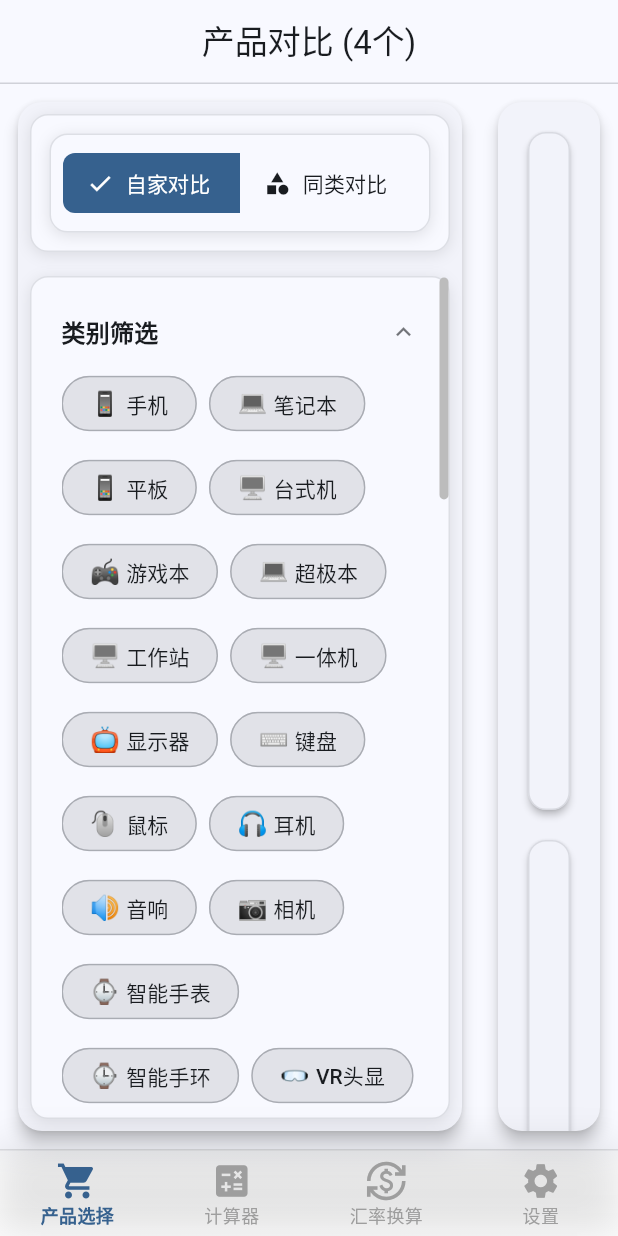
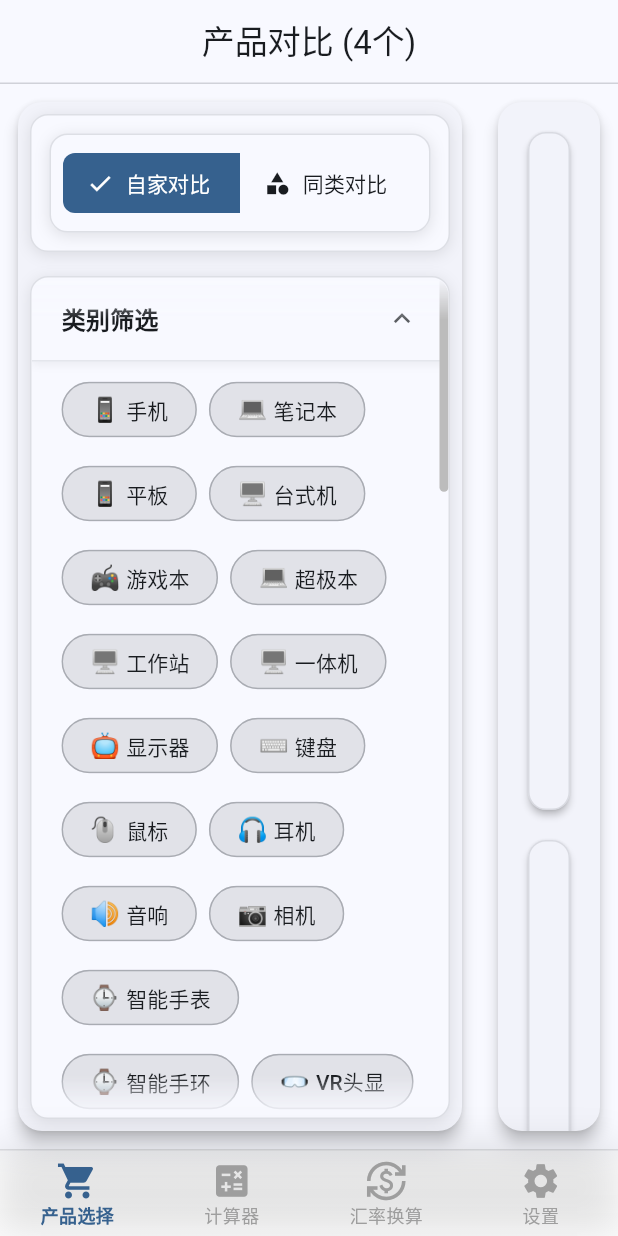
Before and after one commit to indredK/praxis, a Flutter app: the screen it shows after launch, on a phone screen of 412 x 824 dp. Run offline on Flutter 3.47's test engine with Material 3 defaults, Android fonts, the phone set to English and light mode, and no system bars; our stand-ins replace flutter_sticky_header, get_it, shared_preferences; network calls fail.

Commit message:
feat: integrate flutter_sticky_header for enhanced filtering UI
- Added flutter_sticky_header dependency to improve the advanced filtering experience with sticky headers.
- Refactored AdvancedFilterWidget to utilize SliverStickyHeader for better visual organization of filter sections.
- Updated MainViewModel to delay initialization, optimizing performance during widget build.
- Enhanced pubspec.yaml and pubspec.lock to include new dependencies for improved functionality.

```diff
--- a/packages/flutter/flutter_application_1/lib/presentation/viewmodels/main_viewmodel.dart
+++ b/packages/flutter/flutter_application_1/lib/presentation/viewmodels/main_viewmodel.dart
@@ -14,7 +14,8 @@ class MainViewModel extends ChangeNotifier {
     required ProductRepository productRepository,
   }) : _appStateManager = appStateManager,
        _productRepository = productRepository {
-    _initialize();
+    // 延迟到下一帧执行初始化，避免在构建期间调用 notifyListeners
+    Future.microtask(() => _initialize());
   }
 
   // 页面状态
--- a/packages/flutter/flutter_application_1/lib/widgets/advanced_filter_widget.dart
+++ b/packages/flutter/flutter_application_1/lib/widgets/advanced_filter_widget.dart
@@ -1,4 +1,5 @@
 import 'package:flutter/material.dart';
+import 'package:flutter_sticky_header/flutter_sticky_header.dart';
 import '../models/advanced_filter_models.dart';
 import '../services/advanced_filter_service.dart';
 
@@ -29,6 +30,7 @@ class _AdvancedFilterWidgetState extends State<AdvancedFilterWidget> {
   final Map<String, bool> _expandedStates = {};
   // 滚动控制器
   final ScrollController _scrollController = ScrollController();
+  // 使用 flutter_sticky_header 后无需手动计算吸顶标题
 
   @override
   void initState() {
@@ -116,27 +118,140 @@ class _AdvancedFilterWidgetState extends State<AdvancedFilterWidget> {
             ),
           ],
         ),
+        child: ClipRRect(
+          borderRadius: BorderRadius.circular(12), // 裁剪圆角，保持视觉一致
+          child: ShaderMask(
+            shaderCallback: (Rect bounds) {
+              return LinearGradient(
+                begin: Alignment.topCenter,
+                end: Alignment.bottomCenter,
+                colors: const [
+                  Colors.transparent, // 顶部透明
+                  Colors.white, // 中间完全显示
+                  Colors.white, // 中间完全显示
+                  Colors.transparent, // 底部透明
+                ],
+                stops: const [0.0, 0.05, 0.95, 1.0], // 渐变位置
+              ).createShader(bounds);
+            },
+            blendMode: BlendMode.dstIn, // 关键：使用 dstIn 模式实现淡入淡出
             child: Scrollbar(
               controller: _scrollController,
               thumbVisibility: true, // 始终显示滚动条
               thickness: 6, // 滚动条厚度
               radius: const Radius.circular(3), // 滚动条圆角
-          child: SingleChildScrollView(
+              child: CustomScrollView(
                 controller: _scrollController,
-            padding: const EdgeInsets.only(
-              top: 20,
-              bottom: 20,
+                slivers: [
+                  // 使用 SliverStickyHeader 实现单标题吸顶
+                  ..._enabledFilters.asMap().entries.map((entry) {
+                    final index = entry.key;
+                    final filter = entry.value;
+                    final isExpanded = _expandedStates[filter.id] ?? true;
+                    const double headerHeight = 56.0;
+                    return SliverStickyHeader(
+                      overlapsContent: false,
+                      sticky: true,
+                      header: Container(
+                        height: headerHeight,
+                        padding: EdgeInsets.only(
                           left: 20,
-              right: 20, // 右侧留出空间给滚动条
+                          right: 20,
+                          top: index == 0 ? 0 : 0,
                         ),
-            child: Column(
-              crossAxisAlignment: CrossAxisAlignment.start,
-              children: [
-                // 动态生成筛选器
-                ..._enabledFilters.map(
-                  (filter) => _buildFilterSection(context, filter),
+                        alignment: Alignment.centerLeft,
+                        decoration: BoxDecoration(
+                          color: Theme.of(context).colorScheme.surface,
+                          border: Border(
+                            bottom: BorderSide(
+                              color: Theme.of(
+                                context,
+                              ).colorScheme.outline.withValues(alpha: 0.15),
+                              width: 1,
+                            ),
+                          ),
+                          boxShadow: [
+                            BoxShadow(
+                              color: Theme.of(
+                                context,
+                              ).colorScheme.shadow.withValues(alpha: 0.05),
+                              blurRadius: 4,
+                              offset: const Offset(0, 2),
                             ),
                           ],
+                        ),
+                        child: InkWell(
+                          onTap: () {
+                            setState(() {
+                              _expandedStates[filter.id] = !isExpanded;
+                            });
+                          },
+                          borderRadius: BorderRadius.circular(8),
+                          child: Row(
+                            mainAxisAlignment: MainAxisAlignment.spaceBetween,
+                            children: [
+                              Expanded(
+                                child: Text(
+                                  filter.title,
+                                  style: Theme.of(context).textTheme.titleMedium
+                                      ?.copyWith(
+                                        fontWeight: FontWeight.bold,
+                                        color: Theme.of(
+                                          context,
+                                        ).colorScheme.onSurface,
+                                        letterSpacing: 0.2,
+                                      ),
+                                  overflow: TextOverflow.ellipsis,
+                                ),
+                              ),
+                              const SizedBox(width: 8),
+                              AnimatedRotation(
+                                turns: isExpanded ? 0.5 : 0,
+                                duration: const Duration(milliseconds: 200),
+                                curve: Curves.easeInOut,
+                                child: Icon(
+                                  Icons.keyboard_arrow_down,
+                                  size: 22,
+                                  color: Theme.of(context).colorScheme.onSurface
+                                      .withValues(alpha: 0.7),
+                                ),
+                              ),
+                            ],
+                          ),
+                        ),
+                      ),
+                      sliver: isExpanded
+                          ? SliverPadding(
+                              padding: const EdgeInsets.symmetric(
+                                horizontal: 20,
+                                vertical: 8,
+                              ),
+                              sliver: SliverToBoxAdapter(
+                                child: Wrap(
+                                  spacing: 8,
+                                  runSpacing: 8,
+                                  children: filter.children.map((option) {
+                                    final isSelected = _currentSelection
+                                        .getFilterSelection(filter.id)
+                                        .contains(option.value);
+                                    return _buildFilterChip(
+                                      context,
+                                      option,
+                                      isSelected,
+                                      filter.type == FilterType.multiSelect,
+                                      filter.id,
+                                    );
+                                  }).toList(),
+                                ),
+                              ),
+                            )
+                          : const SliverToBoxAdapter(child: SizedBox.shrink()),
+                    );
+                  }),
+                  // 底部间距
+                  const SliverPadding(padding: EdgeInsets.only(bottom: 20)),
+                ],
+              ),
             ),
           ),
         ),
@@ -144,77 +259,9 @@ class _AdvancedFilterWidgetState extends State<AdvancedFilterWidget> {
     );
   }
 
-  Widget _buildFilterSection(BuildContext context, FilterNode filter) {
-    final isMultiSelect = filter.type == FilterType.multiSelect;
-    final currentSelections = _currentSelection.getFilterSelection(filter.id);
-    final isExpanded = _expandedStates[filter.id] ?? true;
+  // 采用 SliverStickyHeader 后无需额外的顶部单标题与普通标题构建函数
 
-    return Column(
-      crossAxisAlignment: CrossAxisAlignment.start,
-      children: [
-        // 可点击的标题区域
-        InkWell(
-          onTap: () {
-            setState(() {
-              _expandedStates[filter.id] = !isExpanded;
-            });
-          },
-          borderRadius: BorderRadius.circular(8),
-          child: Padding(
-            padding: const EdgeInsets.symmetric(vertical: 4),
-            child: Row(
-              mainAxisAlignment: MainAxisAlignment.spaceBetween,
-              children: [
-                Text(
-                  filter.title,
-                  style: Theme.of(context).textTheme.titleMedium?.copyWith(
-                    fontWeight: FontWeight.bold,
-                    color: Theme.of(context).colorScheme.onSurface,
-                  ),
-                ),
-                // 展开/收起图标
-                AnimatedRotation(
-                  turns: isExpanded ? 0.5 : 0,
-                  duration: const Duration(milliseconds: 200),
-                  child: Icon(
-                    Icons.keyboard_arrow_down,
-                    size: 20,
-                    color: Theme.of(
-                      context,
-                    ).colorScheme.onSurface.withValues(alpha: 0.6),
-                  ),
-                ),
-              ],
-            ),
-          ),
-        ),
-        const SizedBox(height: 8),
-        // 可展开的内容区域
-        AnimatedCrossFade(
-          firstChild: Wrap(
-            spacing: 8,
-            runSpacing: 8,
-            children: filter.children.map((option) {
-              final isSelected = currentSelections.contains(option.value);
-              return _buildFilterChip(
-                context,
-                option,
-                isSelected,
-                isMultiSelect,
-                filter.id,
-              );
-            }).toList(),
-          ),
-          secondChild: const SizedBox.shrink(),
-          crossFadeState: isExpanded
-              ? CrossFadeState.showFirst
-              : CrossFadeState.showSecond,
-          duration: const Duration(milliseconds: 200),
-        ),
-        const SizedBox(height: 16),
-      ],
-    );
-  }
+  // 内容渲染已集成到 SliverStickyHeader 的 sliver 中
 
   Widget _buildFilterChip(
     BuildContext context,
--- a/packages/flutter/flutter_application_1/pubspec.yaml
+++ b/packages/flutter/flutter_application_1/pubspec.yaml
@@ -49,6 +49,8 @@ dependencies:
   # 状态管理和依赖注入
   provider: ^6.1.2  # 状态管理
   get_it: ^8.0.0  # 依赖注入
+  # 吸顶分组列表（单标题吸顶的更平滑实现）
+  flutter_sticky_header: ^0.8.0
 
 dev_dependencies:
   flutter_test:
@@ -89,3 +91,5 @@ flutter:
   #   - family: CustomFont
   #     fonts:
   #       - asset: fonts/CustomFont-Regular.ttf
+
+dependency_overrides:
```
Also changed, not shown: packages/flutter/flutter_application_1/pubspec.lock. Lines whose indentation alone changed are shown as unchanged.
